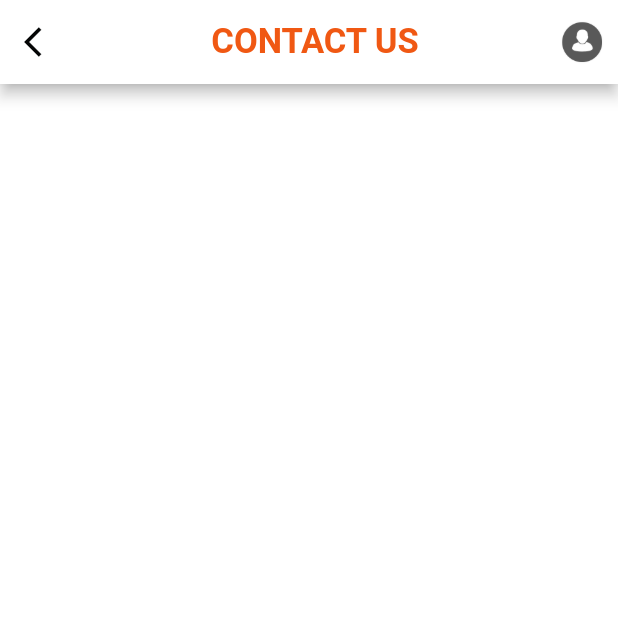
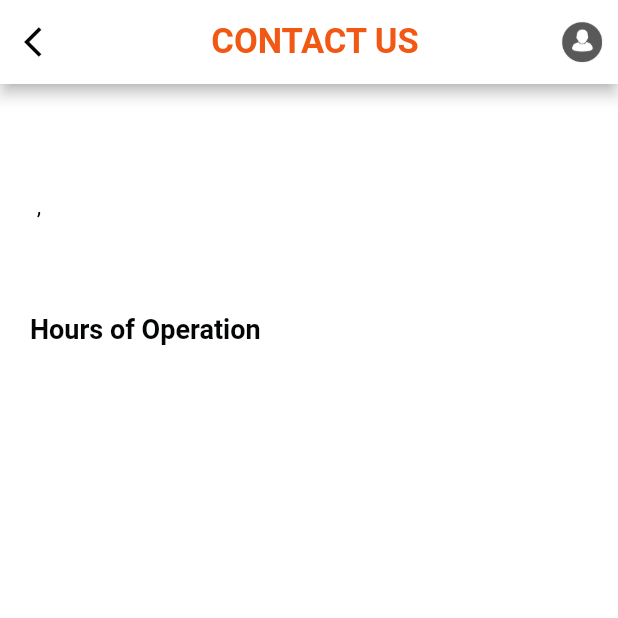
Before and after one commit to shijinkv98/zaincart_app, a Flutter app: the ContactDetailScreen screen opened directly, on a phone screen of 412 x 824 dp, the top half of it. Run offline on Flutter 3.47's test engine with Material 2 defaults, Android fonts, the phone set to English and light mode, and no system bars; our stand-ins replace carousel_pro, connectivity, dio, flutter_rating_bar, flutter_widget_from_html, fluttertoast and 3 more; accounts and stored records are empty; network calls fail; Roboto replaces fonts that are missing (Segoe); statements that could not run were skipped.

Commit message:
alignment

```diff
--- a/lib/screen/menu/contact_screen.dart
+++ b/lib/screen/menu/contact_screen.dart
@@ -63,24 +63,55 @@ class ContactDetailScreenState extends State<ContactDetailScreen> {
           child: ValueListenableBuilder(
               valueListenable: details,
               builder: (context, detail, child) => SingleChildScrollView(
-                    child: detail== null
+                    child: detail == null
                         ? Center(
                             child: CircularProgressIndicator(),
                           )
                         : Column(
-                          crossAxisAlignment: CrossAxisAlignment.start,
-                          children: [
-                            ZCText(text: details.value.mail, fontSize: kFieldFontSize,),
-                            SizedBox(height: 10.0,),
-                            ZCText(text: details.value.address, fontSize: kFieldFontSize),
-                            SizedBox(height: 10.0,),
-                            ZCText(text: details.value.mobile, fontSize: kFieldFontSize),
-                            SizedBox(height: 10.0,),
-                            ZCText(text: details.value.phone, fontSize: kFieldFontSize),
-                            SizedBox(height: 10.0,),
-                            ZCText(text: details.value.workingtime, fontSize: kFieldFontSize),
-                          ],
-                        ),
+                            crossAxisAlignment: CrossAxisAlignment.start,
+                            children: [
+                              ZCText(
+                                  text: details.value.address,
+                                  fontSize: kFieldFontSize),
+                              SizedBox(
+                                height: 30.0,
+                              ),
+                              Row(
+                                children: [
+                                  ZCText(
+                                      text: details.value.phone,
+                                      fontSize: kFieldFontSize),
+                                  ZCText(
+                                    text: ", ",
+                                  ),
+                                  ZCText(
+                                      text: details.value.mobile,
+                                      fontSize: kFieldFontSize),
+                                ],
+                              ),
+                              SizedBox(
+                                height: 10.0,
+                              ),
+                              ZCText(
+                                text: details.value.mail,
+                                fontSize: kFieldFontSize,
+                              ),
+                              SizedBox(
+                                height: 30.0,
+                              ),
+                              ZCText(
+                                text: "Hours of Operation",
+                                semiBold: true,
+                                fontSize: kFieldFontSize,
+                              ),
+                              SizedBox(
+                                height: 10.0,
+                              ),
+                              ZCText(
+                                  text: details.value.workingtime,
+                                  fontSize: kFieldFontSize),
+                            ],
+                          ),
                   )),
         ));
   }
```
